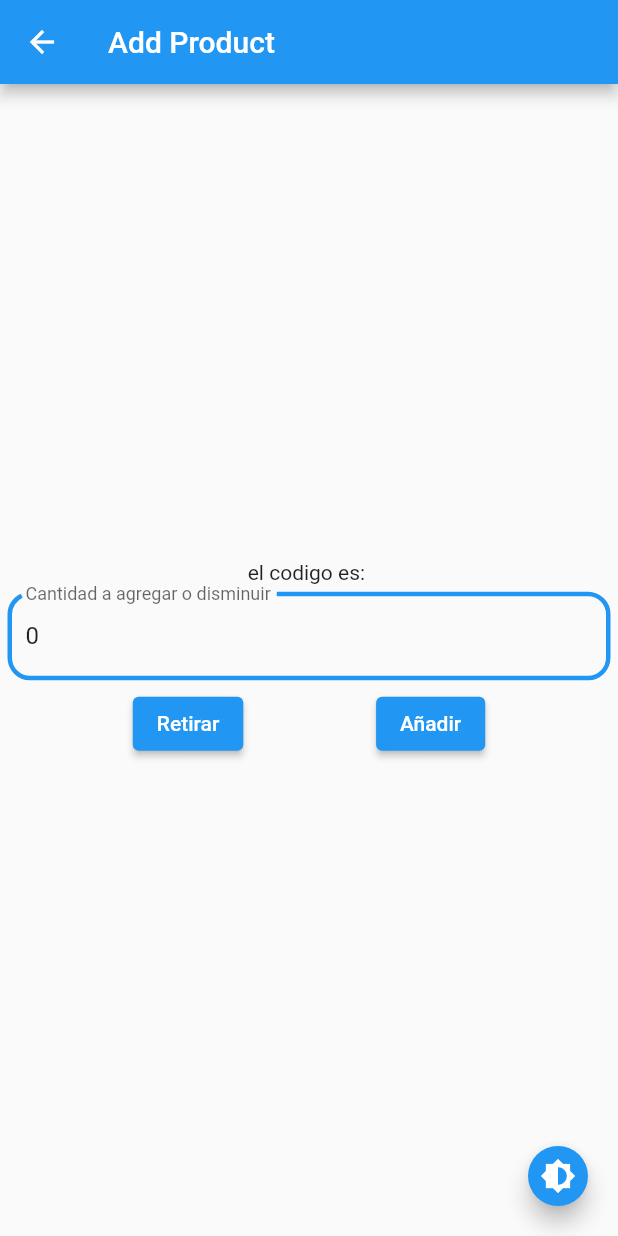
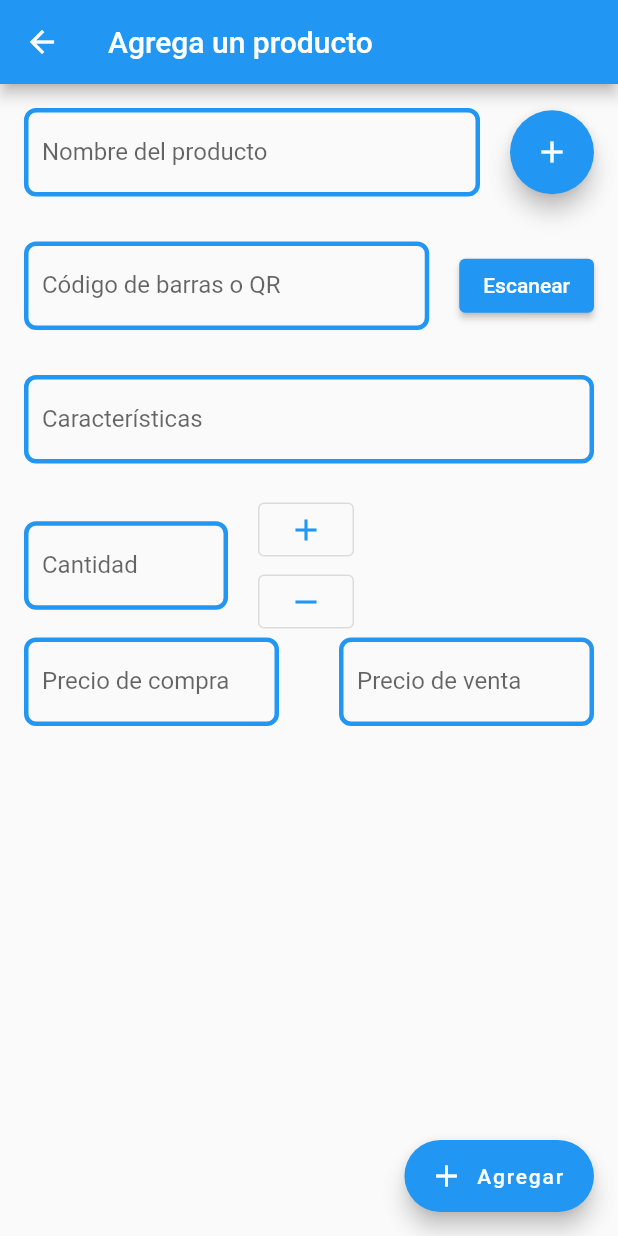
Before and after one commit to luis11181/InventoryAppFlutter, a Flutter app: the AddProductPageView screen opened directly with empty values, on a phone screen of 412 x 824 dp. Run offline on Flutter 3.47's test engine with Material 2 defaults, Android fonts, the phone set to English and light mode, and no system bars; our stand-ins replace cloud_firestore, equatable, firebase_auth, firebase_core, flutter_bloc, get_it; missing offline and left inert: qr_mobile_vision; accounts and stored records are empty.

Commit message:
Creación primera versión pantalla de agregar producto

```diff
--- a/tuempresa_ma/lib/src/presentation/bloc/addProduct_page_bloc/addProduct_page_cubit.dart
+++ b/tuempresa_ma/lib/src/presentation/bloc/addProduct_page_bloc/addProduct_page_cubit.dart
@@ -6,15 +6,15 @@ import 'package:tuempresa_ma/src/data/authentication.dart';
 import 'package:tuempresa_ma/src/data/storeQueries.dart';
 
 class AddProductPageCubit extends Cubit<AddProductPageState> {
-  AddProductPageCubit() : super(AddProductPageState());
+  AddProductPageCubit() : super(AddProductPageState(nombre: "nombre"));
 
-  void inputcantidad(String cantidad) {
+  void inputcantidad(int cantidad) {
     state.cantidad = cantidad;
     emit(state);
   }
 
   Future<void> changeCantidad(BuildContext context, String operacion) async {
-    var cantidad = int.parse(state.cantidad);
+    var cantidad = state.cantidad;
 
     final args = ModalRoute.of(context)!.settings.arguments as Map;
 
--- a/tuempresa_ma/lib/src/presentation/bloc/addProduct_page_bloc/addProduct_page_state.dart
+++ b/tuempresa_ma/lib/src/presentation/bloc/addProduct_page_bloc/addProduct_page_state.dart
@@ -3,11 +3,28 @@ import 'package:equatable/equatable.dart';
 // ignore: must_be_immutable
 class AddProductPageState extends Equatable {
   AddProductPageState({
-    this.cantidad ='0',
+    this.cantidad = 0,
+    required this.nombre,
+    /*
+    required this. cod_barras,
+    required this.caracteristicas,
+    required this.precio_compra,
+    required this.precio_venta,
+    required this.bod_cant,
 
+     */
   });
 
-  String cantidad;
+  int cantidad;
+  String nombre;
+  /*
+  String cod_barras;
+  String caracteristicas;
+  int precio_compra;
+  int precio_venta;
+  Map bod_cant;
+
+   */
 
   @override
   List<Object?> get props => [cantidad];
--- a/tuempresa_ma/lib/src/presentation/bloc/addProduct_page_bloc/addProduct_page_view.dart
+++ b/tuempresa_ma/lib/src/presentation/bloc/addProduct_page_bloc/addProduct_page_view.dart
@@ -10,6 +10,7 @@ import 'package:tuempresa_ma/src/presentation/theme_cubit.dart';
 
 class AddProductPageView extends StatelessWidget {
   /// {@macro app_view}
+
   const AddProductPageView({Key? key}) : super(key: key);
 
   @override
@@ -24,66 +25,177 @@ class AddProductPageView extends StatelessWidget {
 
     String code = args["code"].toString();
 
-
-
     return Scaffold(
-      resizeToAvoidBottomInset: false,
-      appBar: AppBar(title: const Text('Add Product')),
+      appBar: AppBar(title: const Text("Agrega un producto")),
       body: BlocBuilder<AddProductPageCubit, AddProductPageState>(
         builder: (context, state) {
-          return Column(
-            mainAxisAlignment: MainAxisAlignment.center,
+          return Padding(
+            padding: const EdgeInsets.all(16.0),
+            child: ListView(
               children: [
-
-              Text('el codigo es: $code'),
-
-              Padding(
-                padding: const EdgeInsets.all(5.0),
+                    Row(
+                      children: [
+                        Flexible(
                           child: TextFormField(
-                  keyboardType: TextInputType.number,
                             decoration: InputDecoration(
-                    labelText: 'Cantidad a agregar o disminuir',
+                              labelText: 'Nombre del producto',
                               enabledBorder: OutlineInputBorder(
                                 borderSide: BorderSide(
                                     width: 3,
                                     color: Theme.of(context).colorScheme.primary),
-                      borderRadius: BorderRadius.circular(15),
+                                borderRadius: BorderRadius.circular(8),
                               ),
                               focusedBorder: OutlineInputBorder(
                                 borderSide: BorderSide(
                                     width: 3,
                                     color: Theme.of(context).colorScheme.secondary),
-                      borderRadius: BorderRadius.circular(15),
+                                borderRadius: BorderRadius.circular(8),
                               ),
                             ),
-                  initialValue: state
-                      .cantidad, //* pedia el ususario pero se requiere es el correo, por lo tanto se cambio el texto para que reciba el correo y no el usuario.
-                  onChanged: (number) =>
-                      context.read<AddProductPageCubit>().inputcantidad(number),
                           ),
                         ),
-              Row( mainAxisAlignment: MainAxisAlignment.spaceEvenly,
-                children: [
-                  ElevatedButton(
-                    onPressed: () =>
-                        context.read<AddProductPageCubit>().changeCantidad(context, 'restar'),
-                    child: const Text('Retirar'),
-                  ),
-                  ElevatedButton(
-                    onPressed: () =>
-                        context.read<AddProductPageCubit>().changeCantidad(context, 'sumar'),
-                    child: const Text('Añadir'),
-                  ),
+                        SizedBox(width: 20,),
+                        FloatingActionButton(onPressed: (){},
+                            child: Icon(Icons.add),
+                        )
                       ],
                     ),
+                SizedBox(height: 30,),
+                Row(
+                  children: [
+                    Flexible(
+                      child: TextFormField(
+                        decoration: InputDecoration(
+                          labelText: 'Código de barras o QR',
+                          enabledBorder: OutlineInputBorder(
+                            borderSide: BorderSide(
+                                width: 3,
+                                color: Theme.of(context).colorScheme.primary),
+                            borderRadius: BorderRadius.circular(8),
+                          ),
+                          focusedBorder: OutlineInputBorder(
+                            borderSide: BorderSide(
+                                width: 3,
+                                color: Theme.of(context).colorScheme.secondary),
+                            borderRadius: BorderRadius.circular(8),
+                          ),
+                        ),
+                      ),
+                    ),
+                    const SizedBox(width: 20,),
+                    ElevatedButton(
+                        onPressed: (){
+                          Navigator.pushNamed(context,'scanpage', arguments: state);
+                        },
+                        child: Text("Escanear")
+                    )
                   ],
+                ),
+                const SizedBox(height: 30,),
+                Flexible(
+                  child: TextFormField(
+                    decoration: InputDecoration(
+                      labelText: 'Características',
+                      enabledBorder: OutlineInputBorder(
+                        borderSide: BorderSide(
+                            width: 3,
+                            color: Theme.of(context).colorScheme.primary),
+                        borderRadius: BorderRadius.circular(8),
+                      ),
+                      focusedBorder: OutlineInputBorder(
+                        borderSide: BorderSide(
+                            width: 3,
+                            color: Theme.of(context).colorScheme.secondary),
+                        borderRadius: BorderRadius.circular(8),
+                      ),
+                    ),
+                  ),
+                ),
+                const SizedBox(height: 20),
+                Row(
+                  children: [
+                    Flexible(
+                      child: TextFormField(
+                        decoration: InputDecoration(
+                          labelText: 'Cantidad',
+                          enabledBorder: OutlineInputBorder(
+                            borderSide: BorderSide(
+                                width: 3,
+                                color: Theme.of(context).colorScheme.primary),
+                            borderRadius: BorderRadius.circular(8),
+                          ),
+                          focusedBorder: OutlineInputBorder(
+                            borderSide: BorderSide(
+                                width: 3,
+                                color: Theme.of(context).colorScheme.secondary),
+                            borderRadius: BorderRadius.circular(8),
+                          ),
+                        ),
+                      ),
+                    ),
+                    const SizedBox(width: 20,),
+                    Column(
+                      children: [
+                        OutlinedButton(onPressed: (){}, child: const Icon(Icons.add)),
+                        OutlinedButton(onPressed: (){}, child: const Icon(Icons.remove))
+                      ],
+                    ),
+                    const SizedBox(width: 160,)
+                  ],
+                ),
+                const SizedBox(width: 20,),
+                Row(
+                  children: [
+                    Flexible(
+                      child: TextFormField(
+                        decoration: InputDecoration(
+                          labelText: 'Precio de compra',
+                          enabledBorder: OutlineInputBorder(
+                            borderSide: BorderSide(
+                                width: 3,
+                                color: Theme.of(context).colorScheme.primary),
+                            borderRadius: BorderRadius.circular(8),
+                          ),
+                          focusedBorder: OutlineInputBorder(
+                            borderSide: BorderSide(
+                                width: 3,
+                                color: Theme.of(context).colorScheme.secondary),
+                            borderRadius: BorderRadius.circular(8),
+                          ),
+                        ),
+                        keyboardType: TextInputType.number,
+                      ),
+                    ),
+                    const SizedBox(width: 40,),
+                    Flexible(
+                      child: TextFormField(
+                      decoration: InputDecoration(
+                        labelText: 'Precio de venta',
+                        enabledBorder: OutlineInputBorder(
+                          borderSide: BorderSide(
+                              width: 3,
+                              color: Theme.of(context).colorScheme.primary),
+                          borderRadius: BorderRadius.circular(8),
+                        ),
+                        focusedBorder: OutlineInputBorder(
+                          borderSide: BorderSide(
+                              width: 3,
+                              color: Theme.of(context).colorScheme.secondary),
+                          borderRadius: BorderRadius.circular(8),
+                        ),
+                      ),keyboardType: TextInputType.number,
+                    ),)
+                  ],
+                )
+              ],
+            ),
           );
         },
       ),
-      floatingActionButton: FloatingActionButton(
-        child: const Icon(Icons.brightness_6),
-        mini: true,
-        onPressed: () => context.read<ThemeCubit>().toggleTheme(),
+      floatingActionButton: FloatingActionButton.extended(
+        onPressed: (){},
+        label: const Text("Agregar"),
+        icon: const Icon(Icons.add),
       ),
     );
   }
--- a/tuempresa_ma/lib/src/presentation/bloc/login_page_bloc/login_page_view.dart
+++ b/tuempresa_ma/lib/src/presentation/bloc/login_page_bloc/login_page_view.dart
@@ -18,6 +18,7 @@ class LoginPageView extends StatelessWidget {
     ]);
     return Scaffold(
       resizeToAvoidBottomInset: false,
+
       body: BlocBuilder<LoginPageCubit, LoginPageState>(
         builder: (context, state) {
           return state is LoginWaitingState
--- a/tuempresa_ma/lib/src/presentation/home_page.dart
+++ b/tuempresa_ma/lib/src/presentation/home_page.dart
@@ -15,7 +15,7 @@ class HomePage extends StatelessWidget {
 
 
     return Scaffold(
-      appBar: AppBar(title: const Text('Homepage')),
+      appBar: AppBar(title: const Text('Homepage'),automaticallyImplyLeading: false),
       body: Center(
         child: Column(
           children: [
@@ -27,7 +27,7 @@ class HomePage extends StatelessWidget {
               ),
             ),
             Container(
-              height: MediaQuery.of(context).size.height * 0.6,
+              height: MediaQuery.of(context).size.height * 0.5,
               child: Column(
                 mainAxisAlignment: MainAxisAlignment.center,
                 children: [
@@ -96,7 +96,7 @@ class HomePage extends StatelessWidget {
       floatingActionButton: FloatingActionButton.extended(
         onPressed: () {
 
-          Navigator.pushNamed(context, 'scanpage',
+          Navigator.pushNamed(context, 'addProduct',
             arguments: states);
           // Add your onPressed code here!
         },
```
Lines whose indentation alone changed are shown as unchanged.
